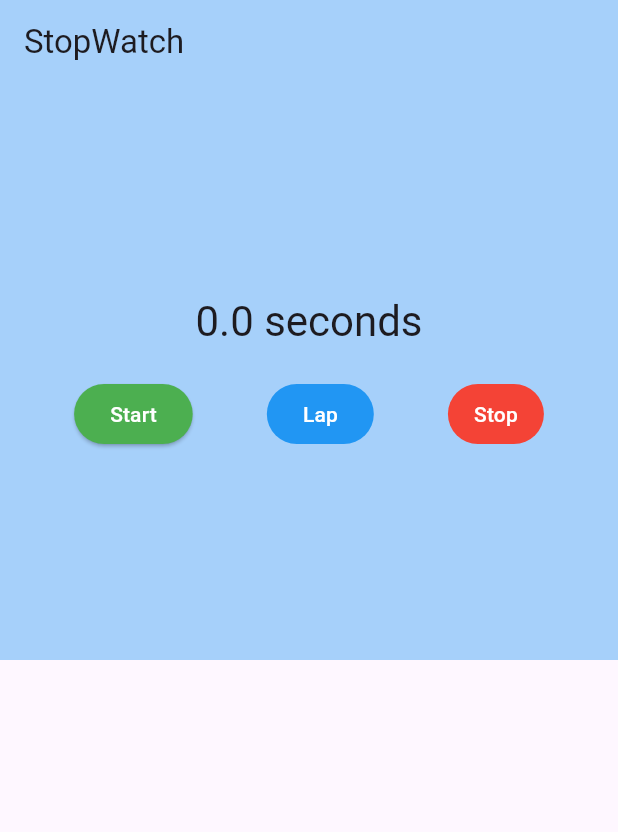
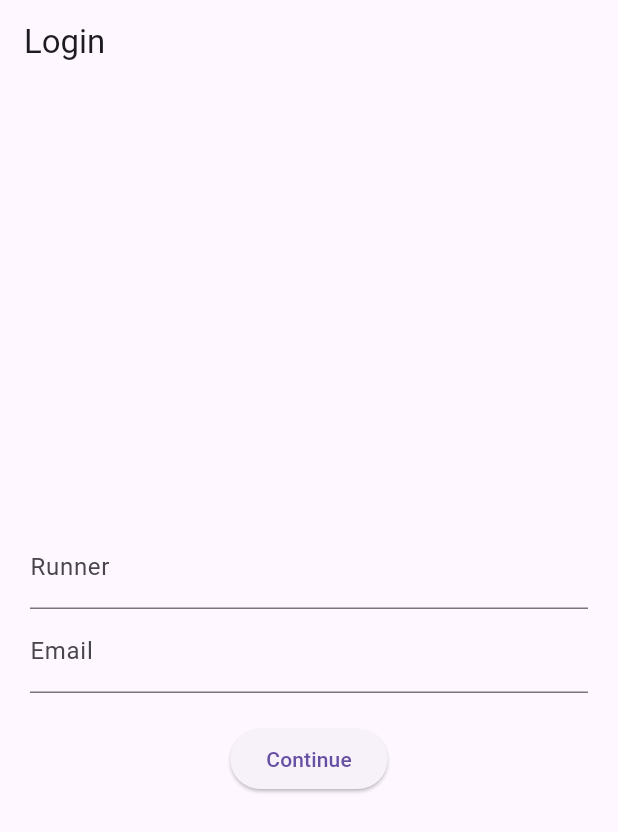
Before and after one commit to Alex228q/stopwatch, a Flutter app: the screen it shows after launch, on a phone screen of 412 x 824 dp. Shown: the top 832 px of the screen. Run offline on Flutter 3.47's test engine with Material 3 defaults, Android fonts, the phone set to English and light mode, and no system bars.

Commit message:
finished stopwatch

```diff
--- /dev/null
+++ b/lib/login_screen.dart
@@ -0,0 +1,98 @@
+import 'package:flutter/material.dart';
+import 'package:stopwatch/stopwatch.dart';
+
+class LoginScreen extends StatefulWidget {
+  const LoginScreen({super.key});
+
+  @override
+  State<LoginScreen> createState() => _LoginScreenState();
+}
+
+class _LoginScreenState extends State<LoginScreen> {
+  String name = '';
+
+  final _nameController = TextEditingController();
+  final _emailController = TextEditingController();
+  final _formKey = GlobalKey<FormState>();
+
+  void _validate() {
+    final form = _formKey.currentState;
+    if (form?.validate() == false) {
+      return;
+    }
+    final name = _nameController.text;
+    final email = _emailController.text;
+    Navigator.pushReplacement(
+      context,
+      MaterialPageRoute(
+        builder: (context) {
+          return StopWatch(
+            name: name,
+            email: email,
+          );
+        },
+      ),
+    );
+  }
+
+  Widget _buildLoginForm() {
+    return Form(
+      key: _formKey,
+      child: Padding(
+        padding: const EdgeInsets.all(20.0),
+        child: Column(
+          mainAxisAlignment: MainAxisAlignment.center,
+          children: [
+            TextFormField(
+              controller: _nameController,
+              decoration: const InputDecoration(labelText: 'Runner'),
+              validator: (text) =>
+                  text!.isEmpty ? 'Enter the runner\'s name.' : null,
+            ),
+            TextFormField(
+              controller: _emailController,
+              keyboardType: TextInputType.emailAddress,
+              decoration: const InputDecoration(labelText: 'Email'),
+              validator: (text) {
+                if (text!.isEmpty) {
+                  return 'Enter the runner\'s email.';
+                }
+                final emailRegex =
+                    RegExp(r"^[a-zA-Z0-9._%+-]+@[a-zA-Z0-9.-]+\.[a-zA-Z]{2,}$");
+
+                if (!emailRegex.hasMatch(text)) {
+                  return 'Enter a valid email';
+                }
+                return null;
+              },
+            ),
+            const SizedBox(height: 20),
+            ElevatedButton(
+              onPressed: _validate,
+              child: const Text('Continue'),
+            ),
+          ],
+        ),
+      ),
+    );
+  }
+
+  @override
+  Widget build(BuildContext context) {
+    return Scaffold(
+      appBar: AppBar(
+        title: const Text('Login'),
+      ),
+      body: Center(
+        child: _buildLoginForm(),
+      ),
+    );
+  }
+
+  @override
+  void dispose() {
+    _emailController.dispose();
+    _nameController.dispose();
+    super.dispose();
+  }
+}
--- a/lib/main.dart
+++ b/lib/main.dart
@@ -1,5 +1,5 @@
 import 'package:flutter/material.dart';
-import 'package:stopwatch/stopwatch.dart';
+import 'package:stopwatch/login_screen.dart';
 
 void main() {
   runApp(const StopWatchApp());
@@ -11,7 +11,7 @@ class StopWatchApp extends StatelessWidget {
   @override
   Widget build(BuildContext context) {
     return const MaterialApp(
-      home: StopWatch(),
+      home: LoginScreen(),
     );
   }
 }
--- a/pubspec.yaml
+++ b/pubspec.yaml
@@ -1,6 +1,6 @@
 name: stopwatch
 description: "A new Flutter project."
-publish_to: 'none'
+publish_to: "none"
 version: 0.1.0
 
 environment:
```
Also changed, not shown: lib/platform_alert.dart (added, +53 -0 lines), lib/stopwatch.dart (+80 -33 lines).
